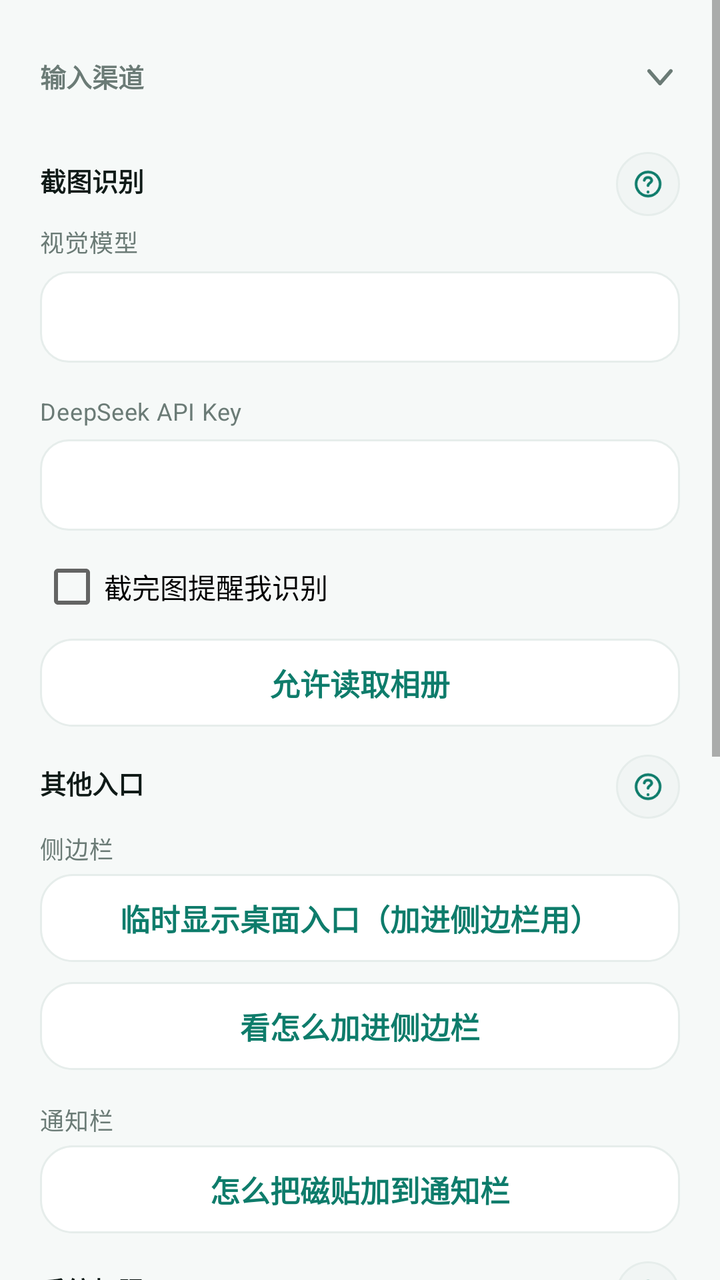
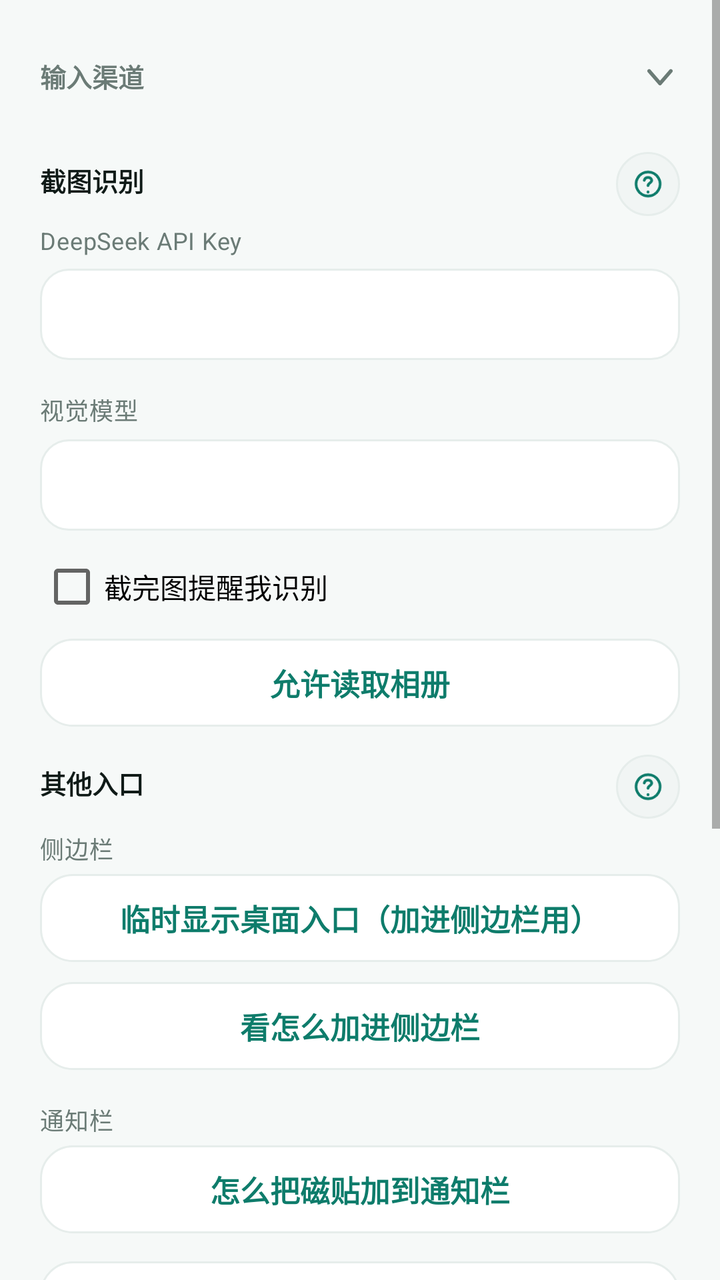

Screens rendered from an Android XML layout before and after an edit, with the pre-edit source and the edit as a unified diff.
<!-- AndroidManifest.xml: application theme Theme.NtfyCalendar -->
<!-- res/layout/activity_settings.xml -->
﻿<?xml version="1.0" encoding="utf-8"?>
<ScrollView xmlns:android="http://schemas.android.com/apk/res/android"
    android:layout_width="match_parent"
    android:layout_height="match_parent"
    android:background="?attr/bnWindowBg">

    <LinearLayout
        android:layout_width="match_parent"
        android:layout_height="wrap_content"
        android:orientation="vertical"
        android:paddingLeft="20dp"
        android:paddingRight="20dp"
        android:paddingTop="8dp"
        android:paddingBottom="28dp">

        
        <LinearLayout
            android:id="@+id/headInput"
            style="@style/SettingsGroupHead">

            <TextView
                style="@style/SectionLabel"
                android:layout_width="0dp"
                android:layout_height="wrap_content"
                android:layout_marginTop="0dp"
                android:layout_marginBottom="0dp"
                android:layout_weight="1"
                android:text="输入渠道" />

            <ImageView
                android:id="@+id/arrowInput"
                android:layout_width="20dp"
                android:layout_height="20dp"
                android:contentDescription="展开或收起"
                android:rotation="90"
                android:src="@drawable/ic_chevron_right"
                android:tint="?attr/bnTextSecondary" />
        </LinearLayout>

        <LinearLayout
            android:id="@+id/groupInput"
            android:layout_width="match_parent"
            android:layout_height="wrap_content"
            android:orientation="vertical">

            <LinearLayout
                style="@style/SettingsSubHead">

                <TextView
                    style="@style/SectionSubLabel"
                    android:layout_width="0dp"
                    android:layout_height="wrap_content"
                    android:layout_marginTop="0dp"
                    android:layout_weight="1"
                    android:text="截图识别" />

                <ImageButton
                    android:id="@+id/btnHelpShot"
                    style="@style/SettingsHelpButton"
                    android:contentDescription="看说明"
                    android:src="@drawable/ic_nav_help" />
            </LinearLayout>

            <TextView
                style="@style/FormLabel"
                android:layout_marginTop="4dp"
                android:text="@string/label_model" />

            <EditText
                android:id="@+id/etModel"
                style="@style/FormInput"
                android:inputType="text" />

            <TextView
                style="@style/FormLabel"
                android:text="@string/label_api_key" />

            <EditText
                android:id="@+id/etApiKey"
                style="@style/FormInput"
                android:inputType="textPassword" />

            <CheckBox
                android:id="@+id/cbShotWatch"
                android:layout_width="match_parent"
                android:layout_height="wrap_content"
                android:layout_marginTop="12dp"
                android:text="@string/shot_watch_label" />

            <Button
                android:id="@+id/btnMediaPerm"
                style="@style/BtnTonal"
                android:layout_marginTop="10dp"
                android:text="@string/btn_grant_media" />

            <LinearLayout
                style="@style/SettingsSubHead">

                <TextView
                    style="@style/SectionSubLabel"
                    android:layout_width="0dp"
                    android:layout_height="wrap_content"
                    android:layout_marginTop="0dp"
                    android:layout_weight="1"
                    android:text="其他入口" />

                <ImageButton
                    android:id="@+id/btnHelpEntry"
                    style="@style/SettingsHelpButton"
                    android:contentDescription="看说明"
                    android:src="@drawable/ic_nav_help" />
            </LinearLayout>

            <TextView
                style="@style/FormLabel"
                android:layout_marginTop="6dp"
                android:text="侧边栏" />

            <Button
                android:id="@+id/btnSidebarEntry"
                style="@style/BtnTonal"
                android:layout_marginTop="4dp"
                android:text="@string/sidebar_entry_show" />

            <Button
                android:id="@+id/btnSidebarGuide"
                style="@style/BtnTonal"
                android:layout_marginTop="10dp"
                android:text="@string/btn_sidebar_guide" />

            <TextView
                style="@style/FormLabel"
                android:text="通知栏" />

            <Button
                android:id="@+id/btnTileGuide"
                style="@style/BtnTonal"
                android:layout_marginTop="4dp"
                android:text="@string/btn_tile_guide" />

            <LinearLayout
                style="@style/SettingsSubHead">

                <TextView
                    style="@style/SectionSubLabel"
                    android:layout_width="0dp"
                    android:layout_height="wrap_content"
                    android:layout_marginTop="0dp"
                    android:layout_weight="1"
                    android:text="系统权限" />

                <ImageButton
                    android:id="@+id/btnHelpA11y"
                    style="@style/SettingsHelpButton"
                    android:contentDescription="看说明"
                    android:src="@drawable/ic_nav_help" />
            </LinearLayout>

            <Button
                android:id="@+id/btnNotifAccess"
                style="@style/BtnTonal"
                android:layout_marginTop="4dp"
                android:text="@string/perm_notification" />

            <Button
                android:id="@+id/btnOpenA11y"
                style="@style/BtnTonal"
                android:layout_marginTop="10dp"
                android:text="@string/btn_open_a11y" />

            <Button
                android:id="@+id/btnNtfy"
                style="@style/BtnTonal"
                android:layout_marginTop="14dp"
                android:text="高级 · 第三方推送" />

            <TextView
                android:id="@+id/tvNtfySummary"
                style="@style/HintText"
                android:visibility="gone"
                android:text="已启用" />
        </LinearLayout>

        
        <LinearLayout
            android:id="@+id/headCalendar"
            style="@style/SettingsGroupHead">

            <TextView
                style="@style/SectionLabel"
                android:layout_width="0dp"
                android:layout_height="wrap_content"
                android:layout_marginTop="0dp"
                android:layout_marginBottom="0dp"
                android:layout_weight="1"
                android:text="日历与同步" />

            <ImageView
                android:id="@+id/arrowCalendar"
                android:layout_width="20dp"
                android:layout_height="20dp"
                android:contentDescription="展开或收起"
                android:src="@drawable/ic_chevron_right"
                android:tint="?attr/bnTextSecondary" />
        </LinearLayout>

        <LinearLayout
            android:id="@+id/groupCalendar"
            android:layout_width="match_parent"
            android:layout_height="wrap_content"
            android:orientation="vertical"
            android:visibility="gone">

            <TextView
                style="@style/SectionSubLabel"
                android:layout_marginTop="4dp"
                android:text="目标日历" />

            <Spinner
                android:id="@+id/spCalendar"
                android:layout_width="match_parent"
                android:layout_height="48dp"
                android:layout_marginTop="6dp"
                android:background="@drawable/bg_input"
                android:paddingLeft="10dp"
                android:paddingRight="10dp" />

            <TextView
                android:id="@+id/tvCalendarHint"
                style="@style/HintText" />

            <Button
                android:id="@+id/btnCreateCalendar"
                style="@style/BtnTonal"
                android:layout_marginTop="10dp"
                android:text="@string/btn_create_calendar" />

            <TextView
                style="@style/SectionSubLabel"
                android:text="@string/label_remind" />

            <EditText
                android:id="@+id/etRemind"
                style="@style/FormInput"
                android:inputType="text" />

            <LinearLayout
                style="@style/SettingsSubHead">

                <TextView
                    style="@style/SectionSubLabel"
                    android:layout_width="0dp"
                    android:layout_height="wrap_content"
                    android:layout_marginTop="0dp"
                    android:layout_weight="1"
                    android:text="@string/title_reconcile" />

                <ImageButton
                    android:id="@+id/btnHelpReconcile"
                    style="@style/SettingsHelpButton"
                    android:contentDescription="看说明"
                    android:src="@drawable/ic_nav_help" />
            </LinearLayout>

            <CheckBox
                android:id="@+id/cbReconcile"
                android:layout_width="match_parent"
                android:layout_height="wrap_content"
                android:layout_marginTop="4dp"
                android:text="@string/label_reconcile_enabled" />

            <TextView
                style="@style/FormLabel"
                android:text="@string/label_reconcile_interval" />

            <Spinner
                android:id="@+id/spReconcileInterval"
                android:layout_width="match_parent"
                android:layout_height="48dp"
                android:background="@drawable/bg_input"
                android:paddingLeft="10dp"
                android:paddingRight="10dp" />

            <CheckBox
                android:id="@+id/cbReconcileNotify"
                android:layout_width="match_parent"
                android:layout_height="wrap_content"
                android:layout_marginTop="12dp"
                android:text="@string/label_reconcile_notify" />

            <Button
                android:id="@+id/btnReconcileNow"
                style="@style/BtnTonal"
                android:layout_marginTop="10dp"
                android:text="@string/btn_reconcile_now" />

            <Button
                android:id="@+id/btnCalendarPerm"
                style="@style/BtnTonal"
                android:layout_marginTop="14dp"
                android:text="@string/perm_calendar" />

            <TextView
                style="@style/SectionSubLabel"
                android:text="备份" />

            <Button
                android:id="@+id/btnExportIcs"
                style="@style/BtnTonal"
                android:layout_marginTop="4dp"
                android:text="@string/btn_export_ics" />

            <Button
                android:id="@+id/btnBackupLedger"
                style="@style/BtnTonal"
                android:layout_marginTop="10dp"
                android:text="@string/btn_backup_ledger" />
        </LinearLayout>

        
        <LinearLayout
            android:id="@+id/headAppearance"
            style="@style/SettingsGroupHead">

            <TextView
                style="@style/SectionLabel"
                android:layout_width="0dp"
                android:layout_height="wrap_content"
                android:layout_marginTop="0dp"
                android:layout_marginBottom="0dp"
                android:layout_weight="1"
                android:text="外观" />

            <ImageButton
                android:id="@+id/btnHelpTheme"
                style="@style/SettingsHelpButton"
                android:contentDescription="看说明"
                android:src="@drawable/ic_nav_help" />

            <ImageView
                android:id="@+id/arrowAppearance"
                android:layout_width="20dp"
                android:layout_height="20dp"
                android:layout_marginStart="6dp"
                android:contentDescription="展开或收起"
                android:src="@drawable/ic_chevron_right"
                android:tint="?attr/bnTextSecondary" />
        </LinearLayout>

        <LinearLayout
            android:id="@+id/groupAppearance"
            android:layout_width="match_parent"
            android:layout_height="wrap_content"
            android:orientation="vertical"
            android:visibility="gone">

            <TextView
                style="@style/FormLabel"
                android:layout_marginTop="4dp"
                android:text="配色主题" />

            <Spinner
                android:id="@+id/spTheme"
                android:layout_width="match_parent"
                android:layout_height="48dp"
                android:background="@drawable/bg_input"
                android:paddingLeft="10dp"
                android:paddingRight="10dp" />

            <TextView
                style="@style/FormLabel"
                android:text="明暗" />

            <Spinner
                android:id="@+id/spThemeMode"
                android:layout_width="match_parent"
                android:layout_height="48dp"
                android:background="@drawable/bg_input"
                android:paddingLeft="10dp"
                android:paddingRight="10dp" />
        </LinearLayout>

        
        <LinearLayout
            android:id="@+id/headDiagnostics"
            style="@style/SettingsGroupHead">

            <TextView
                style="@style/SectionLabel"
                android:layout_width="0dp"
                android:layout_height="wrap_content"
                android:layout_marginTop="0dp"
                android:layout_marginBottom="0dp"
                android:layout_weight="1"
                android:text="诊断与帮助" />

            <ImageView
                android:id="@+id/arrowDiagnostics"
                android:layout_width="20dp"
                android:layout_height="20dp"
                android:contentDescription="展开或收起"
                android:src="@drawable/ic_chevron_right"
                android:tint="?attr/bnTextSecondary" />
        </LinearLayout>

        <LinearLayout
            android:id="@+id/groupDiagnostics"
            android:layout_width="match_parent"
            android:layout_height="wrap_content"
            android:orientation="vertical"
            android:visibility="gone">

            <Button
                android:id="@+id/btnHealth"
                style="@style/BtnTonal"
                android:layout_marginTop="6dp"
                android:text="运行体检" />

            <Button
                android:id="@+id/btnAbout"
                style="@style/BtnTonal"
                android:layout_marginTop="6dp"
                android:text="@string/about_entry" />

            <Button
                android:id="@+id/btnCrashLog"
                style="@style/BtnTonal"
                android:layout_marginTop="10dp"
                android:text="@string/btn_crash_log" />

            <Button
                android:id="@+id/btnAppDetail"
                style="@style/BtnTonal"
                android:layout_marginTop="10dp"
                android:text="@string/perm_app_detail" />
        </LinearLayout>

        <Button
            android:id="@+id/btnSaveSettings"
            style="@style/BtnPrimary"
            android:layout_marginTop="26dp"
            android:text="@string/btn_save_settings" />
    </LinearLayout>
</ScrollView>
<!-- resources referenced by this layout -->
<resources>
  <!-- drawable bg_input (drawable) -->
  <?xml version="1.0" encoding="utf-8"?>
  <shape xmlns:android="http://schemas.android.com/apk/res/android"
      android:shape="rectangle">
      <solid android:color="?attr/bnSurface" />
      <corners android:radius="14dp" />
      <stroke
          android:width="1dp"
          android:color="?attr/bnCardStroke" />
  </shape>
  <string name="about_entry">关于 Bellnote</string>
  <string name="btn_backup_ledger">备份账本（JSON）</string>
  <string name="btn_crash_log">查看最近的崩溃日志</string>
  <string name="btn_create_calendar">创建本地日历（列表为空时点这里）</string>
  <string name="btn_export_ics">导出 .ics（日历备份）</string>
  <string name="btn_grant_media">允许读取相册</string>
  <string name="btn_open_a11y">去开截屏服务</string>
  <string name="btn_reconcile_now">立即对账一次</string>
  <string name="btn_save_settings">保存设置</string>
  <string name="btn_sidebar_guide">看怎么加进侧边栏</string>
  <string name="btn_tile_guide">怎么把磁贴加到通知栏</string>
  <string name="label_api_key">DeepSeek API Key</string>
  <string name="label_model">视觉模型</string>
  <string name="label_reconcile_enabled">定时对账（本地清单 vs 手机日历）</string>
  <string name="label_reconcile_interval">对账间隔</string>
  <string name="label_reconcile_notify">有差异时发通知</string>
  <string name="label_remind">提醒（分钟，逗号分隔，最多 3 条）</string>
  <string name="perm_app_detail">应用详情页</string>
  <string name="perm_calendar">日历读写权限</string>
  <string name="perm_notification">通知使用权（读取第三方推送）</string>
  <string name="shot_watch_label">截完图提醒我识别</string>
  <string name="sidebar_entry_show">临时显示桌面入口（加进侧边栏用）</string>
  <string name="title_reconcile">日历对账</string>
  <style name="HintText">
          <item name="android:layout_width">match_parent</item>
          <item name="android:layout_height">wrap_content</item>
          <item name="android:textSize">12sp</item>
          <item name="android:lineSpacingExtra">2dp</item>
          <item name="android:textColor">?attr/bnTextSecondary</item>
      </style>
  <style name="SettingsHelpButton">
          <item name="android:layout_width">32dp</item>
          <item name="android:layout_height">32dp</item>
          <item name="android:background">@drawable/bg_icon_circle</item>
          <item name="android:padding">7dp</item>
          <item name="android:scaleType">fitCenter</item>
      </style>
  <style name="SettingsSubHead">
          <item name="android:layout_width">match_parent</item>
          <item name="android:layout_height">wrap_content</item>
          <item name="android:gravity">center_vertical</item>
          <item name="android:orientation">horizontal</item>
          <item name="android:paddingTop">14dp</item>
      </style>
  <!-- drawable bg_button_primary (drawable) -->
  <?xml version="1.0" encoding="utf-8"?>
  <ripple xmlns:android="http://schemas.android.com/apk/res/android"
      android:color="#33FFFFFF">
      <item>
          <shape android:shape="rectangle">
              <solid android:color="?attr/bnPrimary" />
              <corners android:radius="18dp" />
          </shape>
      </item>
  </ripple>
  <!-- drawable bg_icon_circle (drawable) -->
  <?xml version="1.0" encoding="utf-8"?>
  <shape xmlns:android="http://schemas.android.com/apk/res/android"
      android:shape="oval">
      <solid android:color="?attr/bnIconBg" />
      <stroke
          android:width="1dp"
          android:color="?attr/bnCardStroke" />
  </shape>
  <color name="primary">#FF0E7C6B</color>
  <color name="primary_dark">#FF0A5A4D</color>
  <color name="text_on_primary">#FFFFFFFF</color>
  <color name="accent">#FFF59E0B</color>
  <color name="window_bg">#FFF6F9F8</color>
  <color name="surface">#FFFFFFFF</color>
  <color name="card_bg">#FFFFFFFF</color>
  <color name="card_stroke">#FFE6EDEB</color>
  <color name="divider">#FFEDF2F0</color>
  <color name="text_primary">#FF0F1A17</color>
  <color name="text_secondary">#FF6B7B76</color>
  <color name="chip_bg">#FFECF6F3</color>
  <color name="icon_bg">#FFF1F5F4</color>
  <color name="danger">#FFC94848</color>
  <color name="nav_bg">#FFFFFFFF</color>
  <color name="ripple">#140E7C6B</color>
  <!-- unchanged entries left out for length: 12 -->
</resources>

<!-- the commit's change to res/layout/activity_settings.xml (unified diff, before → after) -->
@@ -64,21 +64,21 @@
             <TextView
                 style="@style/FormLabel"
                 android:layout_marginTop="4dp"
+                android:text="@string/label_api_key" />
+
+            <EditText
+                android:id="@+id/etApiKey"
+                style="@style/FormInput"
+                android:inputType="textPassword" />
+
+            <TextView
+                style="@style/FormLabel"
                 android:text="@string/label_model" />
 
             <EditText
                 android:id="@+id/etModel"
                 style="@style/FormInput"
                 android:inputType="text" />
-
-            <TextView
-                style="@style/FormLabel"
-                android:text="@string/label_api_key" />
-
-            <EditText
-                android:id="@+id/etApiKey"
-                style="@style/FormInput"
-                android:inputType="textPassword" />
 
             <CheckBox
                 android:id="@+id/cbShotWatch"
@@ -138,36 +138,6 @@
                 android:layout_marginTop="4dp"
                 android:text="@string/btn_tile_guide" />
 
-            <LinearLayout
-                style="@style/SettingsSubHead">
-
-                <TextView
-                    style="@style/SectionSubLabel"
-                    android:layout_width="0dp"
-                    android:layout_height="wrap_content"
-                    android:layout_marginTop="0dp"
-                    android:layout_weight="1"
-                    android:text="系统权限" />
-
-                <ImageButton
-                    android:id="@+id/btnHelpA11y"
-                    style="@style/SettingsHelpButton"
-                    android:contentDescription="看说明"
-                    android:src="@drawable/ic_nav_help" />
-            </LinearLayout>
-
-            <Button
-                android:id="@+id/btnNotifAccess"
-                style="@style/BtnTonal"
-                android:layout_marginTop="4dp"
-                android:text="@string/perm_notification" />
-
-            <Button
-                android:id="@+id/btnOpenA11y"
-                style="@style/BtnTonal"
-                android:layout_marginTop="10dp"
-                android:text="@string/btn_open_a11y" />
-
             <Button
                 android:id="@+id/btnNtfy"
                 style="@style/BtnTonal"
@@ -235,6 +205,12 @@
                 android:layout_marginTop="10dp"
                 android:text="@string/btn_create_calendar" />
 
+            <Button
+                android:id="@+id/btnCalendarPerm"
+                style="@style/BtnTonal"
+                android:layout_marginTop="10dp"
+                android:text="@string/perm_calendar" />
+
             <TextView
                 style="@style/SectionSubLabel"
                 android:text="@string/label_remind" />
@@ -294,20 +270,49 @@
                 android:layout_marginTop="10dp"
                 android:text="@string/btn_reconcile_now" />
 
-            <Button
-                android:id="@+id/btnCalendarPerm"
-                style="@style/BtnTonal"
-                android:layout_marginTop="14dp"
-                android:text="@string/perm_calendar" />
-
-            <TextView
-                style="@style/SectionSubLabel"
+        </LinearLayout>
+
+        
+        <LinearLayout
+            android:id="@+id/headBackup"
+            style="@style/SettingsGroupHead">
+
+            <TextView
+                style="@style/SectionLabel"
+                android:layout_width="0dp"
+                android:layout_height="wrap_content"
+                android:layout_marginTop="0dp"
+                android:layout_marginBottom="0dp"
+                android:layout_weight="1"
                 android:text="备份" />
 
+            <ImageButton
+                android:id="@+id/btnHelpBackup"
+                style="@style/SettingsHelpButton"
+                android:contentDescription="看说明"
+                android:src="@drawable/ic_nav_help" />
+
+            <ImageView
+                android:id="@+id/arrowBackup"
+                android:layout_width="20dp"
+                android:layout_height="20dp"
+                android:layout_marginStart="6dp"
+                android:contentDescription="展开或收起"
+                android:src="@drawable/ic_chevron_right"
+                android:tint="?attr/bnTextSecondary" />
+        </LinearLayout>
+
+        <LinearLayout
+            android:id="@+id/groupBackup"
+            android:layout_width="match_parent"
+            android:layout_height="wrap_content"
+            android:orientation="vertical"
+            android:visibility="gone">
+
             <Button
                 android:id="@+id/btnExportIcs"
                 style="@style/BtnTonal"
-                android:layout_marginTop="4dp"
+                android:layout_marginTop="6dp"
                 android:text="@string/btn_export_ics" />
 
             <Button
@@ -416,23 +421,53 @@
                 android:layout_marginTop="6dp"
                 android:text="运行体检" />
 
+            <LinearLayout
+                style="@style/SettingsSubHead">
+
+                <TextView
+                    style="@style/SectionSubLabel"
+                    android:layout_width="0dp"
+                    android:layout_height="wrap_content"
+                    android:layout_marginTop="0dp"
+                    android:layout_weight="1"
+                    android:text="系统权限" />
+
+                <ImageButton
+                    android:id="@+id/btnHelpA11y"
+                    style="@style/SettingsHelpButton"
+                    android:contentDescription="看说明"
+                    android:src="@drawable/ic_nav_help" />
+            </LinearLayout>
+
+            <Button
+                android:id="@+id/btnNotifAccess"
+                style="@style/BtnTonal"
+                android:layout_marginTop="4dp"
+                android:text="@string/perm_notification" />
+
+            <Button
+                android:id="@+id/btnOpenA11y"
+                style="@style/BtnTonal"
+                android:layout_marginTop="10dp"
+                android:text="@string/btn_open_a11y" />
+
+            <Button
+                android:id="@+id/btnCrashLog"
+                style="@style/BtnTonal"
+                android:layout_marginTop="10dp"
+                android:text="@string/btn_crash_log" />
+
+            <Button
+                android:id="@+id/btnAppDetail"
+                style="@style/BtnTonal"
+                android:layout_marginTop="10dp"
+                android:text="@string/perm_app_detail" />
+
             <Button
                 android:id="@+id/btnAbout"
                 style="@style/BtnTonal"
-                android:layout_marginTop="6dp"
+                android:layout_marginTop="10dp"
                 android:text="@string/about_entry" />
-
-            <Button
-                android:id="@+id/btnCrashLog"
-                style="@style/BtnTonal"
-                android:layout_marginTop="10dp"
-                android:text="@string/btn_crash_log" />
-
-            <Button
-                android:id="@+id/btnAppDetail"
-                style="@style/BtnTonal"
-                android:layout_marginTop="10dp"
-                android:text="@string/perm_app_detail" />
         </LinearLayout>
 
         <Button
